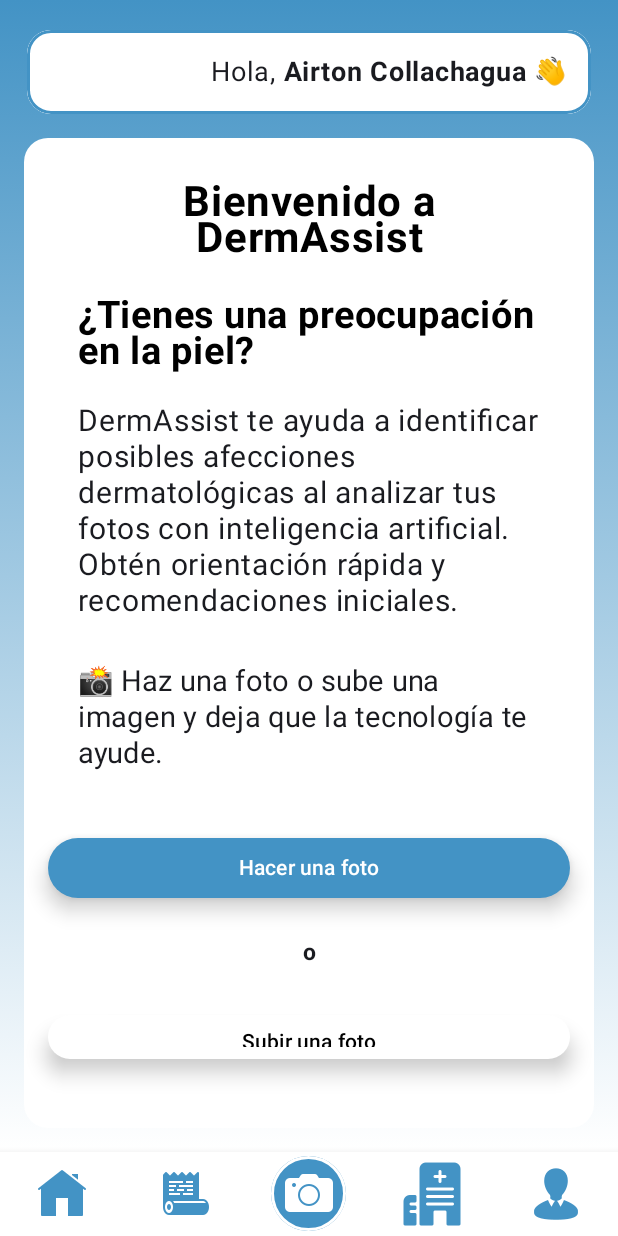
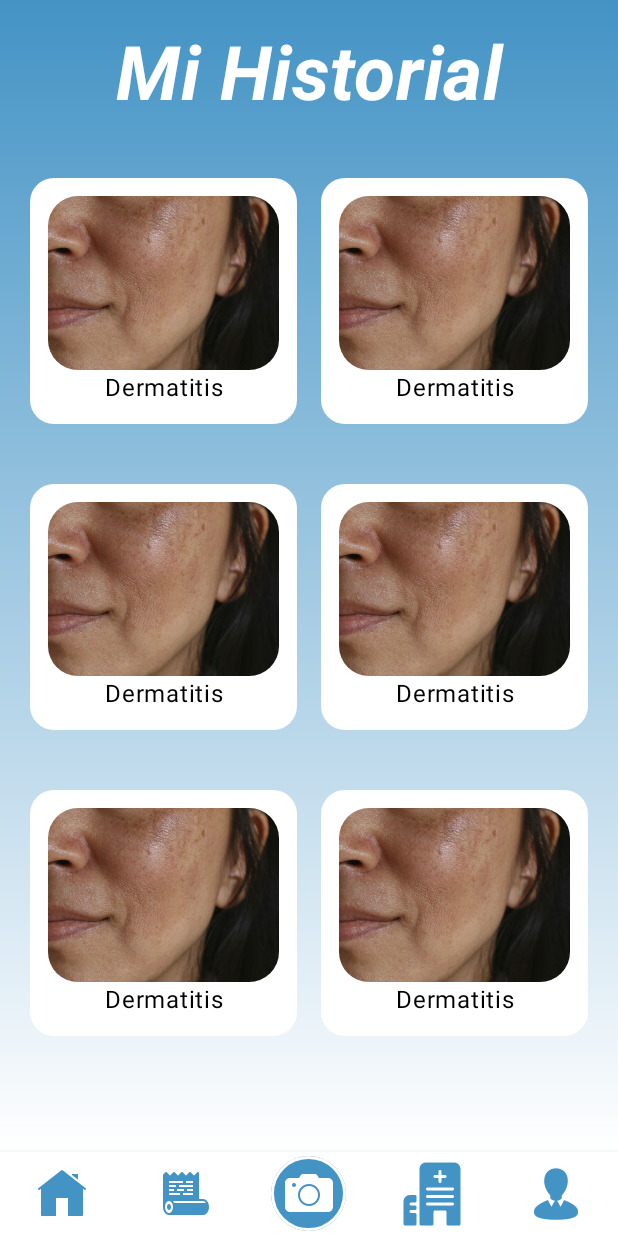
Before and after one commit to JhuniorCq/g4_dermassist_frontend, an Android app built with Jetpack Compose: the ActionsScreen screen opened through its navigation route, item 2 of the bottom bar chosen, on a phone screen of 412 x 824 dp. Run offline under Robolectric (Android 15) with nearby library versions, the phone set to English and light mode, and no system bars.

Commit message:
HistoryScreen ,ClinicScreen , Navhgrap advance and responsive ui

```diff
--- a/app/src/main/java/com/example/asist_derm/navigation/NavGraph.kt
+++ b/app/src/main/java/com/example/asist_derm/navigation/NavGraph.kt
@@ -10,6 +10,8 @@ import androidx.navigation.compose.rememberNavController
 import androidx.navigation.navigation
 import com.example.asist_derm.ui.theme.auth.ActionsScreen
 import com.example.asist_derm.ui.theme.auth.CameraScreen
+import com.example.asist_derm.ui.theme.auth.ClinicsScreen
+import com.example.asist_derm.ui.theme.auth.HistoryScreen
 import com.example.asist_derm.ui.theme.auth.HomeScreen
 import com.example.asist_derm.ui.theme.auth.LoginScreen
 import com.example.asist_derm.ui.theme.auth.PredictScreen
@@ -38,5 +40,8 @@ fun NavGraph(){
             PredictScreen(navController = navController
                 , uri = uri, onBack = { navController.popBackStack() })
         }
+        composable("clinics") { ClinicsScreen(navController) }
+        composable("history") { HistoryScreen(navController) }
+
     }
 }
--- a/app/src/main/java/com/example/asist_derm/ui/theme/auth/ActionsScreen.kt
+++ b/app/src/main/java/com/example/asist_derm/ui/theme/auth/ActionsScreen.kt
@@ -9,8 +9,10 @@ import androidx.compose.foundation.layout.fillMaxSize
 import androidx.compose.foundation.layout.fillMaxWidth
 import androidx.compose.foundation.layout.padding
 import androidx.compose.foundation.layout.size
+import androidx.compose.foundation.rememberScrollState
 import androidx.compose.foundation.shape.CircleShape
 import androidx.compose.foundation.shape.RoundedCornerShape
+import androidx.compose.foundation.verticalScroll
 import androidx.compose.material.BottomNavigation
 import androidx.compose.material.BottomNavigationItem
 import androidx.compose.material3.Button
@@ -19,6 +21,7 @@ import androidx.compose.material3.Icon
 import androidx.compose.material3.Scaffold
 import androidx.compose.material3.Text
 import androidx.compose.runtime.Composable
+import androidx.compose.runtime.getValue
 import androidx.compose.ui.Alignment
 import androidx.compose.ui.Modifier
 import androidx.compose.ui.draw.clip
@@ -35,6 +38,7 @@ import androidx.compose.ui.tooling.preview.Preview
 import androidx.compose.ui.unit.dp
 import androidx.compose.ui.unit.sp
 import androidx.navigation.NavHostController
+import androidx.navigation.compose.currentBackStackEntryAsState
 import androidx.navigation.compose.rememberNavController
 import com.example.asist_derm.R
 
@@ -53,11 +57,11 @@ fun ActionsScreen(navController: NavHostController) {
             )
         )
         Column(
-            modifier = Modifier.fillMaxSize().padding(paddingValues).background(brush = gradientBrush),
+            modifier = Modifier.fillMaxSize().padding(paddingValues).background(brush = gradientBrush).verticalScroll(rememberScrollState()),
             horizontalAlignment = Alignment.CenterHorizontally
         ) {
             Greeting(name = "Airton", apellidos = "Collachagua")
-            Presentation()
+            Presentation(navController)
 
         }
     }
@@ -87,7 +91,7 @@ fun Greeting(name: String, apellidos:String) {
      }
 }
 @Composable
-fun Presentation() {
+fun Presentation(navController: NavHostController ) {
     Box(
         modifier = Modifier
             .padding(16.dp)
@@ -97,8 +101,7 @@ fun Presentation() {
             .padding(16.dp)
     ) {
         Column(
-            modifier = Modifier.fillMaxSize(),
-            horizontalAlignment = Alignment.CenterHorizontally
+             horizontalAlignment = Alignment.CenterHorizontally
         ) {
             Text(
                 text = "Bienvenido a DermAssist", textAlign = TextAlign.Center,
@@ -118,7 +121,8 @@ fun Presentation() {
                 text = "\uD83D\uDCF8 Haz una foto o sube una imagen y deja que la tecnología te ayude."
                 , fontSize = 19.sp,modifier = Modifier.padding(start = 20.dp, end = 20.dp, bottom = 10.dp)
             )
-            Button(onClick = { }, modifier = Modifier.padding(bottom = 20.dp,top = 30.dp).fillMaxWidth()
+            Button(onClick = {navController.navigate("camera")  }, modifier = Modifier
+                .padding(bottom = 20.dp,top = 30.dp).fillMaxWidth()
                 ,elevation = ButtonDefaults.buttonElevation(defaultElevation = 8.dp)
                 ,colors = ButtonDefaults.buttonColors(containerColor = Color(0xFF4393C5)))
             {
@@ -127,7 +131,8 @@ fun Presentation() {
             Text(
                 text = "o", fontSize = 15.sp, fontWeight = FontWeight.Bold
             )
-            Button(onClick = { },modifier = Modifier.padding(bottom = 30.dp,top = 30.dp).fillMaxWidth()
+            Button(onClick = { }
+                ,modifier = Modifier.padding(bottom = 30.dp,top = 30.dp).fillMaxWidth()
                 ,elevation = ButtonDefaults.buttonElevation(defaultElevation = 8.dp)
                 ,colors = ButtonDefaults.buttonColors(containerColor = Color.White))
             {
@@ -140,12 +145,14 @@ fun Presentation() {
 
 @Composable
 fun BottomNavPanel(navController: NavHostController,modifier: Modifier= Modifier) {
+    val navBackStackEntry by navController.currentBackStackEntryAsState()
+    val currentRoute = navBackStackEntry?.destination?.route
       BottomNavigation(
             modifier = Modifier.fillMaxWidth(), backgroundColor = Color.White,
         ) {
             BottomNavigationItem(
-                selected = false,
-                onClick = { },
+                selected = currentRoute == "actions",
+                onClick = { navController.navigate("actions")},
                 icon = {
                     Icon(painter = painterResource(R.drawable.boton1), contentDescription = "Home"
                         ,tint = Color.Unspecified)
@@ -153,15 +160,15 @@ fun BottomNavPanel(navController: NavHostController,modifier: Modifier= Modifier
                 }
             )
             BottomNavigationItem(
-                selected = false,
-                onClick = {  },
+                selected = currentRoute == "history",
+                onClick = { navController.navigate("history") },
                 icon = {
                     Icon(painter = painterResource(R.drawable.boton2), contentDescription = "Historial"
                         ,tint = Color.Unspecified)
                 }
             )
             BottomNavigationItem(
-                selected = false,
+                selected = currentRoute == "camera",
                 onClick = { navController.navigate("camera") },
                 icon = {
                     Box(
@@ -179,8 +186,8 @@ fun BottomNavPanel(navController: NavHostController,modifier: Modifier= Modifier
                 }
             )
             BottomNavigationItem(
-                selected = false,
-                onClick = {  },
+                selected  = currentRoute == "clinics",
+                onClick = { navController.navigate("clinics") },
                 icon = {
                     Icon(painter = painterResource(R.drawable.boton4), contentDescription = "Clínicas",
                         tint = Color.Unspecified)
--- /dev/null
+++ b/app/src/main/java/com/example/asist_derm/ui/theme/auth/HistoryScreen.kt
@@ -0,0 +1,165 @@
+package com.example.asist_derm.ui.theme.auth
+
+import androidx.compose.foundation.Image
+import androidx.compose.foundation.background
+import androidx.compose.foundation.border
+import androidx.compose.foundation.layout.Box
+import androidx.compose.foundation.layout.Column
+import androidx.compose.foundation.layout.Row
+import androidx.compose.foundation.layout.Spacer
+import androidx.compose.foundation.layout.fillMaxSize
+import androidx.compose.foundation.layout.fillMaxWidth
+import androidx.compose.foundation.layout.padding
+import androidx.compose.foundation.layout.width
+import androidx.compose.foundation.rememberScrollState
+import androidx.compose.foundation.shape.RoundedCornerShape
+import androidx.compose.foundation.verticalScroll
+import androidx.compose.material3.Scaffold
+import androidx.compose.material3.Text
+import androidx.compose.runtime.Composable
+import androidx.compose.ui.Alignment
+import androidx.compose.ui.Modifier
+import androidx.compose.ui.draw.clip
+import androidx.compose.ui.graphics.Brush
+import androidx.compose.ui.graphics.Color
+import androidx.compose.ui.res.painterResource
+import androidx.compose.ui.text.font.FontStyle
+import androidx.compose.ui.text.font.FontWeight
+import androidx.compose.ui.text.style.TextAlign
+import androidx.compose.ui.tooling.preview.Preview
+import androidx.compose.ui.unit.dp
+import androidx.compose.ui.unit.sp
+import androidx.navigation.NavHostController
+import androidx.navigation.compose.rememberNavController
+import com.example.asist_derm.R
+
+@Composable
+fun HistoryScreen(navController: NavHostController) {
+    Scaffold(
+        modifier = Modifier.fillMaxSize(),
+        bottomBar = {
+            BottomNavPanel(navController)
+        }
+    ) { paddingValues ->
+        val gradientBrush = Brush.verticalGradient(
+            colors = listOf(
+                Color(0xFF4393C5),
+                Color.White
+            )
+        )
+        Column(
+            modifier = Modifier.fillMaxSize().padding(paddingValues).verticalScroll(
+                rememberScrollState()
+            )
+                .background(brush = gradientBrush),
+            horizontalAlignment = Alignment.CenterHorizontally
+        ) {
+            Title()
+            Pictures()
+
+        }
+
+    }
+}
+@Composable
+fun Title() {
+    Text(text = "Mi Historial", textAlign = TextAlign.Center, color = Color.White,
+        fontStyle = FontStyle.Italic ,fontSize = 50.sp, fontWeight = FontWeight.Bold
+        , modifier = Modifier.padding(top = 20.dp, bottom = 20.dp))
+}
+@Composable
+fun Pictures() {
+Column(modifier = Modifier.fillMaxSize()) {
+    Row(modifier = Modifier.fillMaxWidth().background(color = Color.Transparent).padding(20.dp)) {
+        Box(modifier = Modifier.weight(1f).align(Alignment.CenterVertically)
+            .clip(RoundedCornerShape(16.dp))
+            .background(Color.White)
+            .border(2.dp, Color.Transparent, RoundedCornerShape(16.dp))
+            .padding(12.dp)){
+            Column(modifier = Modifier.fillMaxWidth(), horizontalAlignment = Alignment.CenterHorizontally) {
+                val image = painterResource(id = R.drawable.historyej)
+                Image(painter = image, contentDescription = null,
+                    modifier = Modifier.clip(RoundedCornerShape(20.dp))
+                    )
+                Text(text = "Dermatitis", textAlign = TextAlign.Center, color = Color.Black,)
+            }
+        }
+        Spacer(modifier = Modifier.width(16.dp))
+        Box(modifier = Modifier.weight(1f).align(Alignment.CenterVertically)
+            .clip(RoundedCornerShape(16.dp))
+            .background(Color.White)
+            .border(2.dp, Color.Transparent, RoundedCornerShape(16.dp))
+            .padding(12.dp)){
+            Column (modifier = Modifier.fillMaxWidth(), horizontalAlignment = Alignment.CenterHorizontally) {
+                val image = painterResource(id = R.drawable.historyej)
+                Image(painter = image, contentDescription = null,
+                      modifier = Modifier.clip(RoundedCornerShape(20.dp)))
+                Text(text = "Dermatitis", textAlign = TextAlign.Center, color = Color.Black,)
+            }
+        }
+    }
+    Row(modifier = Modifier.fillMaxWidth().background(color = Color.Transparent).padding(20.dp)) {
+        Box(modifier = Modifier.weight(1f).align(Alignment.CenterVertically)
+            .clip(RoundedCornerShape(16.dp))
+            .background(Color.White)
+            .border(2.dp, Color.Transparent, RoundedCornerShape(16.dp))
+            .padding(12.dp)){
+            Column(modifier = Modifier.fillMaxWidth(), horizontalAlignment = Alignment.CenterHorizontally) {
+                val image = painterResource(id = R.drawable.historyej)
+                Image(painter = image, contentDescription = null,
+                    modifier = Modifier.clip(RoundedCornerShape(20.dp))
+                )
+                Text(text = "Dermatitis", textAlign = TextAlign.Center, color = Color.Black,)
+            }
+        }
+        Spacer(modifier = Modifier.width(16.dp))
+        Box(modifier = Modifier.weight(1f).align(Alignment.CenterVertically)
+            .clip(RoundedCornerShape(16.dp))
+            .background(Color.White)
+            .border(2.dp, Color.Transparent, RoundedCornerShape(16.dp))
+            .padding(12.dp)){
+            Column (modifier = Modifier.fillMaxWidth(), horizontalAlignment = Alignment.CenterHorizontally) {
+                val image = painterResource(id = R.drawable.historyej)
+                Image(painter = image, contentDescription = null,
+                    modifier = Modifier.clip(RoundedCornerShape(20.dp)))
+                Text(text = "Dermatitis", textAlign = TextAlign.Center, color = Color.Black,)
+            }
+        }
+    }
+    Row(modifier = Modifier.fillMaxWidth().background(color = Color.Transparent).padding(20.dp)) {
+        Box(modifier = Modifier.weight(1f).align(Alignment.CenterVertically)
+            .clip(RoundedCornerShape(16.dp))
+            .background(Color.White)
+            .border(2.dp, Color.Transparent, RoundedCornerShape(16.dp))
+            .padding(12.dp)){
+            Column(modifier = Modifier.fillMaxWidth(), horizontalAlignment = Alignment.CenterHorizontally) {
+                val image = painterResource(id = R.drawable.historyej)
+                Image(painter = image, contentDescription = null,
+                    modifier = Modifier.clip(RoundedCornerShape(20.dp))
+                )
+                Text(text = "Dermatitis", textAlign = TextAlign.Center, color = Color.Black,)
+            }
+        }
+        Spacer(modifier = Modifier.width(16.dp))
+        Box(modifier = Modifier.weight(1f).align(Alignment.CenterVertically)
+            .clip(RoundedCornerShape(16.dp))
+            .background(Color.White)
+            .border(2.dp, Color.Transparent, RoundedCornerShape(16.dp))
+            .padding(12.dp)){
+            Column (modifier = Modifier.fillMaxWidth(), horizontalAlignment = Alignment.CenterHorizontally) {
+                val image = painterResource(id = R.drawable.historyej)
+                Image(painter = image, contentDescription = null,
+                    modifier = Modifier.clip(RoundedCornerShape(20.dp)))
+                Text(text = "Dermatitis", textAlign = TextAlign.Center, color = Color.Black,)
+            }
+        }
+    }
+    }
+}
+
+@Preview
+@Composable
+fun HistoryPreview(){
+    val navController = rememberNavController()
+    HistoryScreen(navController)
+}
--- a/app/src/main/java/com/example/asist_derm/ui/theme/prediction/PredictionScreen.kt
+++ /dev/null
@@ -1 +0,0 @@
-package com.example.asist_derm.ui.theme.prediction
```
Also changed, not shown: app/src/main/java/com/example/asist_derm/ui/theme/auth/ClinicsScreen.kt (added, +167 -0 lines), app/src/main/java/com/example/asist_derm/ui/theme/auth/HomeScreen.kt (+98 -76 lines), app/src/main/java/com/example/asist_derm/ui/theme/auth/PredictScreen.kt (+8 -3 lines), app/src/main/res/drawable-nodpi/clinic1.png (added), app/src/main/res/drawable-nodpi/clinic2.png (added), app/src/main/res/drawable-nodpi/clinic4.png (added), app/src/main/res/drawable-nodpi/historyej.png (added), 2 other files.
